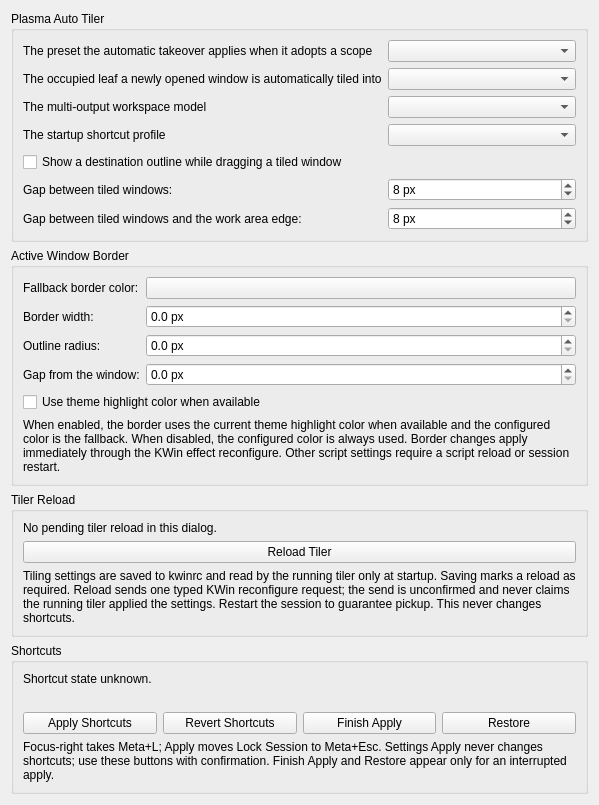
First picture: the form in kwin/native-effect/activeborderconfig.ui, repository beefsack/plasma-auto-tiler, before the edit.
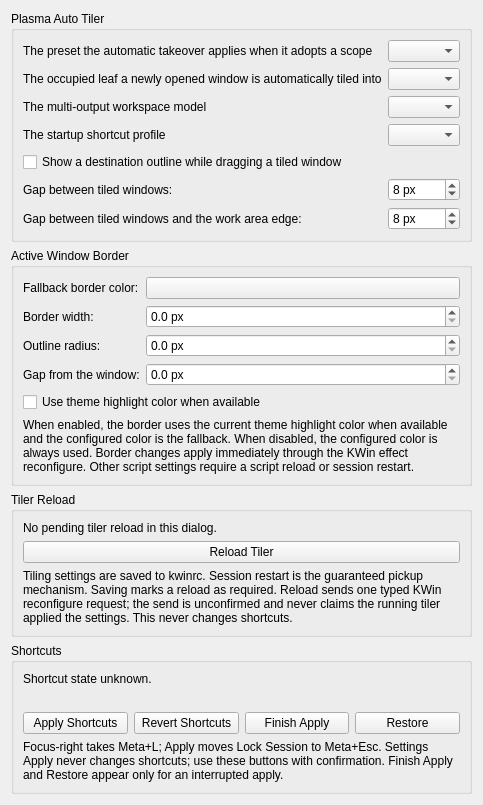
Second picture: the form after the edit. Custom widgets are drawn as their Qt base class.

Commit message:
fix(kcm): gate tiler reload on pending state, document dialog scope
Reload Tiler button is enabled only while reload-required; a
no-pending request returns without D-Bus send or flag change.
Reload-required stays dialog-scoped: load/reopen reset is documented
as an architectural blocker (no authorized persistent key, no
supported runtime observation). Shortcut Apply/Revert source refs
corrected, UI wording states session restart as the guaranteed
pickup, and KCM/TS regression coverage expanded offline.

```diff
--- a/kwin/native-effect/activeborderconfig.ui
+++ b/kwin/native-effect/activeborderconfig.ui
@@ -257,7 +257,7 @@
        <item>
         <widget class="QLabel" name="tilerReloadDescription">
          <property name="text">
-          <string>Tiling settings are saved to kwinrc and read by the running tiler only at startup. Saving marks a reload as required. Reload sends one typed KWin reconfigure request; the send is unconfirmed and never claims the running tiler applied the settings. Restart the session to guarantee pickup. This never changes shortcuts.</string>
+          <string>Tiling settings are saved to kwinrc. Session restart is the guaranteed pickup mechanism. Saving marks a reload as required. Reload sends one typed KWin reconfigure request; the send is unconfirmed and never claims the running tiler applied the settings. This never changes shortcuts.</string>
          </property>
          <property name="wordWrap">
           <bool>true</bool>
```
The commit also changes 5 other files.
